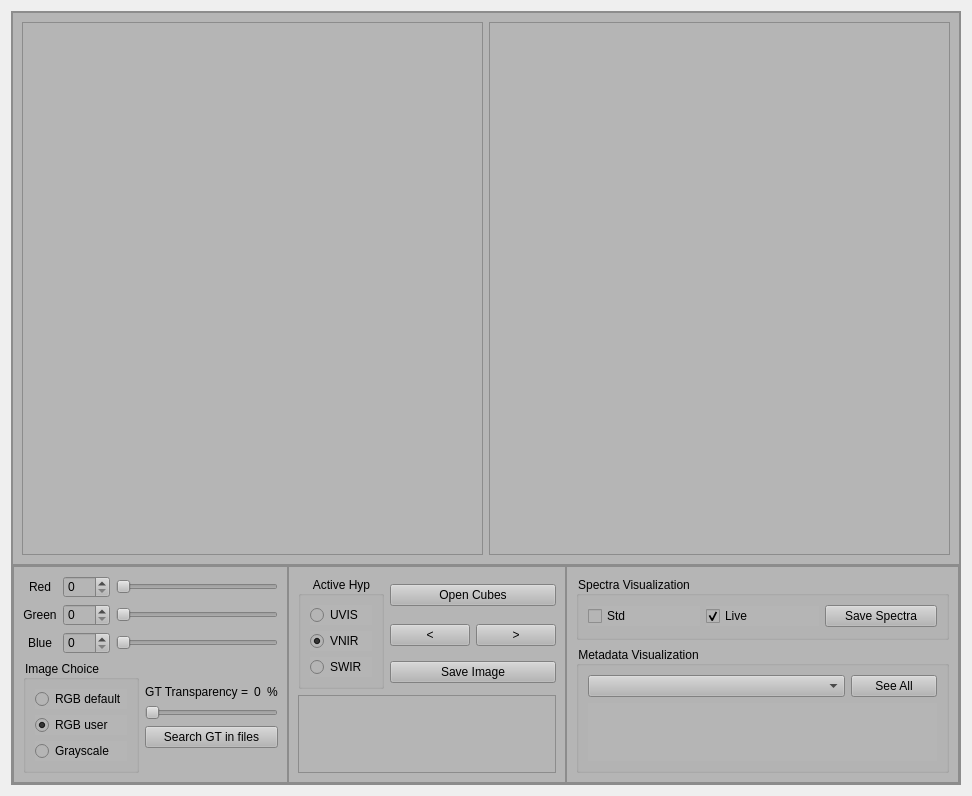
Qt form data_vizualisation/data_vizualisation_window.ui (Llanik/Hypertool) before a commit.
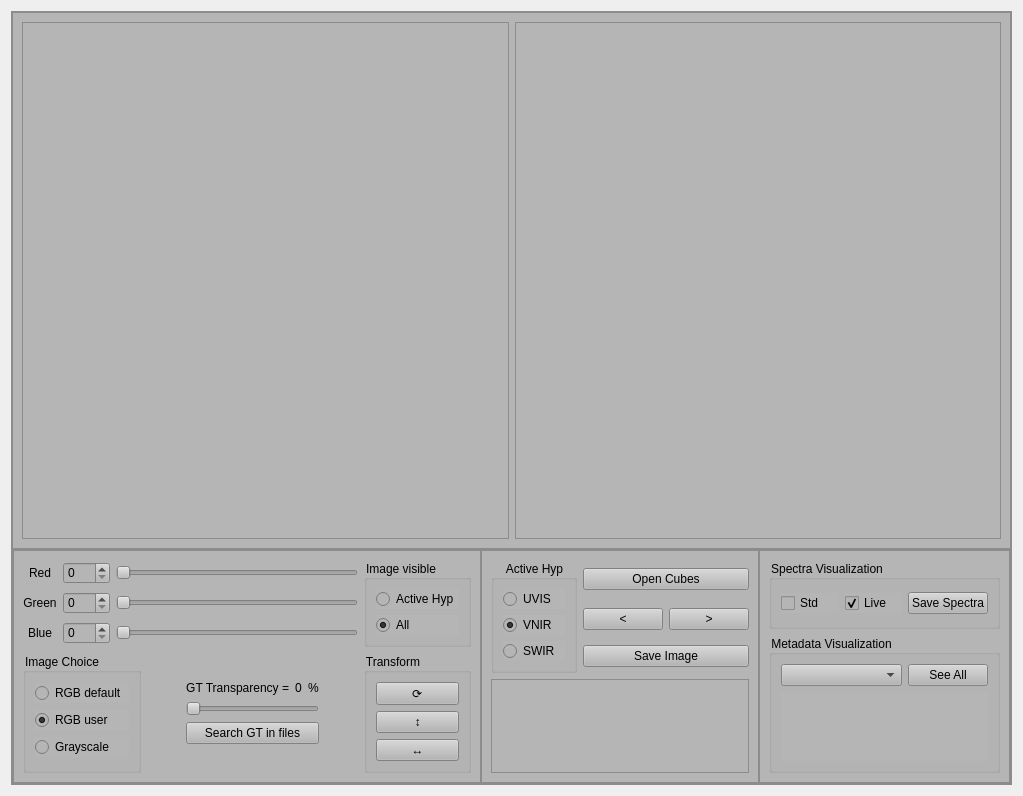
The same form after that commit.

Commit message: [Data Viz] : one or three iamges + transorm

```diff
--- a/data_vizualisation/data_vizualisation_window.ui
+++ b/data_vizualisation/data_vizualisation_window.ui
@@ -6,7 +6,7 @@
    <rect>
     <x>0</x>
     <y>0</y>
-    <width>972</width>
+    <width>1023</width>
     <height>796</height>
    </rect>
   </property>
@@ -157,7 +157,7 @@
         <property name="frameShadow">
          <enum>QFrame::Raised</enum>
         </property>
-        <layout class="QHBoxLayout" name="horizontalLayout_3" stretch="2,1,3">
+        <layout class="QHBoxLayout" name="horizontalLayout_3" stretch="0,1,3">
          <property name="spacing">
           <number>0</number>
          </property>
@@ -184,22 +184,12 @@
            <property name="frameShadow">
             <enum>QFrame::Raised</enum>
            </property>
-           <layout class="QVBoxLayout" name="verticalLayout_6" stretch="3,0">
+           <layout class="QGridLayout" name="gridLayout_3">
             <property name="sizeConstraint">
              <enum>QLayout::SetDefaultConstraint</enum>
             </property>
-            <item>
+            <item row="0" column="0">
              <layout class="QGridLayout" name="gridLayout_RGBchannels">
-              <item row="1" column="1">
-               <widget class="QSpinBox" name="spinBox_green_channel">
-                <property name="maximum">
-                 <number>149</number>
-                </property>
-                <property name="value">
-                 <number>0</number>
-                </property>
-               </widget>
-              </item>
               <item row="0" column="1">
                <widget class="QSpinBox" name="spinBox_red_channel">
                 <property name="maximum">
@@ -213,16 +203,6 @@
                 </property>
                </widget>
               </item>
-              <item row="2" column="1">
-               <widget class="QSpinBox" name="spinBox_blue_channel">
-                <property name="maximum">
-                 <number>149</number>
-                </property>
-                <property name="value">
-                 <number>0</number>
-                </property>
-               </widget>
-              </item>
               <item row="0" column="2">
                <widget class="QSlider" name="horizontalSlider_red_channel">
                 <property name="maximum">
@@ -259,16 +239,23 @@
                 </property>
                </widget>
               </item>
-              <item row="1" column="2">
-               <widget class="QSlider" name="horizontalSlider_green_channel">
+              <item row="1" column="1">
+               <widget class="QSpinBox" name="spinBox_green_channel">
                 <property name="maximum">
                  <number>149</number>
                 </property>
                 <property name="value">
                  <number>0</number>
                 </property>
-                <property name="orientation">
-                 <enum>Qt::Horizontal</enum>
+               </widget>
+              </item>
+              <item row="2" column="1">
+               <widget class="QSpinBox" name="spinBox_blue_channel">
+                <property name="maximum">
+                 <number>149</number>
+                </property>
+                <property name="value">
+                 <number>0</number>
                 </property>
                </widget>
               </item>
@@ -292,9 +279,61 @@
                 </property>
                </widget>
               </item>
+              <item row="1" column="2">
+               <widget class="QSlider" name="horizontalSlider_green_channel">
+                <property name="maximum">
+                 <number>149</number>
+                </property>
+                <property name="value">
+                 <number>0</number>
+                </property>
+                <property name="orientation">
+                 <enum>Qt::Horizontal</enum>
+                </property>
+               </widget>
+              </item>
              </layout>
             </item>
-            <item>
+            <item row="0" column="1">
+             <widget class="QGroupBox" name="groupBox_image_visible">
+              <property name="title">
+               <string>Image visible</string>
+              </property>
+              <layout class="QVBoxLayout" name="verticalLayout_6">
+               <item>
+                <widget class="QRadioButton" name="radioButton_visible_active_hyp">
+                 <property name="text">
+                  <string>Active Hyp</string>
+                 </property>
+                </widget>
+               </item>
+               <item>
+                <widget class="QRadioButton" name="radioButton_visible_all">
+                 <property name="text">
+                  <string>All</string>
+                 </property>
+                 <property name="checked">
+                  <bool>true</bool>
+                 </property>
+                </widget>
+               </item>
+              </layout>
+             </widget>
+            </item>
+            <item row="1" column="1">
+             <spacer name="verticalSpacer_3">
+              <property name="orientation">
+               <enum>Qt::Vertical</enum>
+              </property>
+              <property name="sizeHint" stdset="0">
+               <size>
+                <width>20</width>
+                <height>40</height>
+               </size>
+              </property>
+             </spacer>
+            </item>
+            <item row="4" column="0">
              <layout class="QHBoxLayout" name="horizontalLayout_4" stretch="3,1,0,1">
               <item>
                <widget class="QGroupBox" name="groupBox_image_type">
@@ -440,6 +479,54 @@
               </item>
              </layout>
             </item>
+            <item row="4" column="1">
+             <widget class="QGroupBox" name="groupBox_3">
+              <property name="title">
+               <string>Transform</string>
+              </property>
+              <layout class="QVBoxLayout" name="verticalLayout_8">
+               <item>
+                <widget class="QPushButton" name="pushButton_rotate">
+                 <property name="autoFillBackground">
+                  <bool>false</bool>
+                 </property>
+                 <property name="styleSheet">
+                  <string notr="true">font: 14pt &quot;Trebuchet MS&quot;;</string>
+                 </property>
+                 <property name="text">
+                  <string notr="true">⟳</string>
+                 </property>
+                </widget>
+               </item>
+               <item>
+                <widget class="QPushButton" name="pushButton_flip_v">
+                 <property name="styleSheet">
+                  <string notr="true">font: 14pt &quot;Trebuchet MS&quot;;</string>
+                 </property>
+                 <property name="text">
+                  <string>↕</string>
+                 </property>
+                </widget>
+               </item>
+               <item>
+                <widget class="QPushButton" name="pushButton_flip_h">
+                 <property name="baseSize">
+                  <size>
+                   <width>16</width>
+                   <height>16</height>
+                  </size>
+                 </property>
+                 <property name="styleSheet">
+                  <string notr="true">font: 14pt &quot;Trebuchet MS&quot;;</string>
+                 </property>
+                 <property name="text">
+                  <string>↔</string>
+                 </property>
+                </widget>
+               </item>
+              </layout>
+             </widget>
+            </item>
            </layout>
           </widget>
          </item>
@@ -455,47 +542,26 @@
             <enum>QFrame::Raised</enum>
            </property>
            <layout class="QGridLayout" name="gridLayout">
-            <item row="2" column="1" colspan="2">
-             <widget class="QPushButton" name="pushButton_open_hypercube">
+            <item row="4" column="0" colspan="3">
+             <widget class="QLabel" name="label_general_message">
               <property name="styleSheet">
                <string notr="true"/>
               </property>
-              <property name="text">
-               <string>Open Cubes</string>
+              <property name="frameShape">
+               <enum>QFrame::StyledPanel</enum>
               </property>
-              <property name="autoExclusive">
-               <bool>false</bool>
-              </property>
-             </widget>
-            </item>
-            <item row="3" column="2">
-             <widget class="QPushButton" name="pushButton_next_cube">
               <property name="text">
-               <string>&gt;</string>
+               <string/>
               </property>
-             </widget>
-            </item>
-            <item row="3" column="1">
-             <widget class="QPushButton" name="pushButton_prev_cube">
-              <property name="text">
-               <string>&lt;</string>
+              <property name="alignment">
+               <set>Qt::AlignCenter</set>
               </property>
-             </widget>
-            </item>
-            <item row="4" column="1" colspan="2">
-             <widget class="QPushButton" name="pushButton_save_image">
-              <property name="styleSheet">
-               <string notr="true"/>
+              <property name="wordWrap">
+               <bool>true</bool>
               </property>
-              <property name="text">
-               <string>Save Image</string>
-              </property>
-              <property name="autoExclusive">
-               <bool>false</bool>
-              </property>
              </widget>
             </item>
-            <item row="2" column="0" rowspan="3">
+            <item row="1" column="0" rowspan="3">
              <widget class="QGroupBox" name="groupBox_ActiceHyp">
               <property name="title">
                <string>Active Hyp</string>
@@ -531,22 +597,43 @@
               </layout>
              </widget>
             </item>
-            <item row="5" column="0" colspan="3">
-             <widget class="QLabel" name="label_general_message">
+            <item row="1" column="1" colspan="2">
+             <widget class="QPushButton" name="pushButton_open_hypercube">
               <property name="styleSheet">
                <string notr="true"/>
               </property>
-              <property name="frameShape">
-               <enum>QFrame::StyledPanel</enum>
+              <property name="text">
+               <string>Open Cubes</string>
               </property>
+              <property name="autoExclusive">
+               <bool>false</bool>
+              </property>
+             </widget>
+            </item>
+            <item row="2" column="2">
+             <widget class="QPushButton" name="pushButton_next_cube">
               <property name="text">
-               <string/>
+               <string>&gt;</string>
               </property>
-              <property name="alignment">
-               <set>Qt::AlignCenter</set>
+             </widget>
+            </item>
+            <item row="2" column="1">
+             <widget class="QPushButton" name="pushButton_prev_cube">
+              <property name="text">
+               <string>&lt;</string>
               </property>
-              <property name="wordWrap">
-               <bool>true</bool>
+             </widget>
+            </item>
+            <item row="3" column="1" colspan="2">
+             <widget class="QPushButton" name="pushButton_save_image">
+              <property name="styleSheet">
+               <string notr="true"/>
+              </property>
+              <property name="text">
+               <string>Save Image</string>
+              </property>
+              <property name="autoExclusive">
+               <bool>false</bool>
               </property>
              </widget>
             </item>
```
The commit also changes 3 other files.
